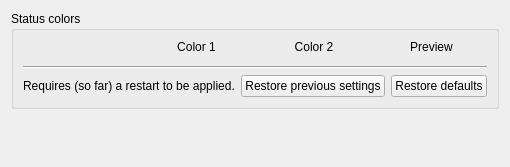
Above: widgets/settings/iconsoptionpage.ui from Martchus/syncthingtray before the change. Below: the same form after it.
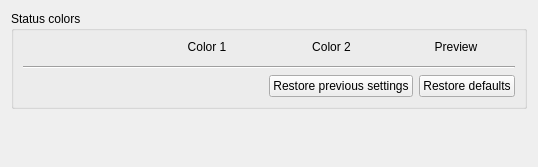
That is the form after the change. Icons and pictures are not drawn.

Commit message: Apply changed status colors without restart

The edit to the form file:
```diff
--- a/widgets/settings/iconsoptionpage.ui
+++ b/widgets/settings/iconsoptionpage.ui
@@ -6,7 +6,7 @@
    <rect>
     <x>0</x>
     <y>0</y>
-    <width>390</width>
+    <width>538</width>
     <height>167</height>
    </rect>
   </property>
@@ -70,13 +70,6 @@
       </item>
       <item>
        <layout class="QHBoxLayout" name="horizontalLayout">
-        <item>
-         <widget class="QLabel" name="infoLabel">
-          <property name="text">
-           <string>Requires (so far) a restart to be applied.</string>
-          </property>
-         </widget>
-        </item>
         <item>
          <spacer name="horizontalSpacer">
           <property name="orientation">
```
Left out of the diff: 3 changed lines with no effect on the pictures. The commit also changes 11 other files.
